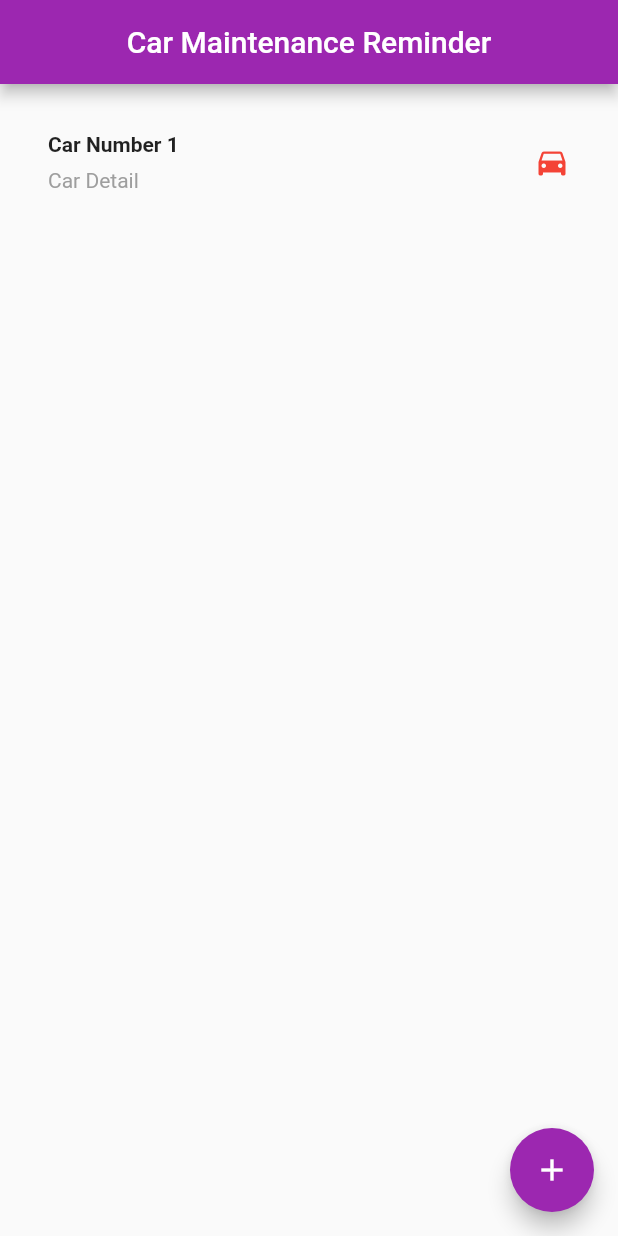
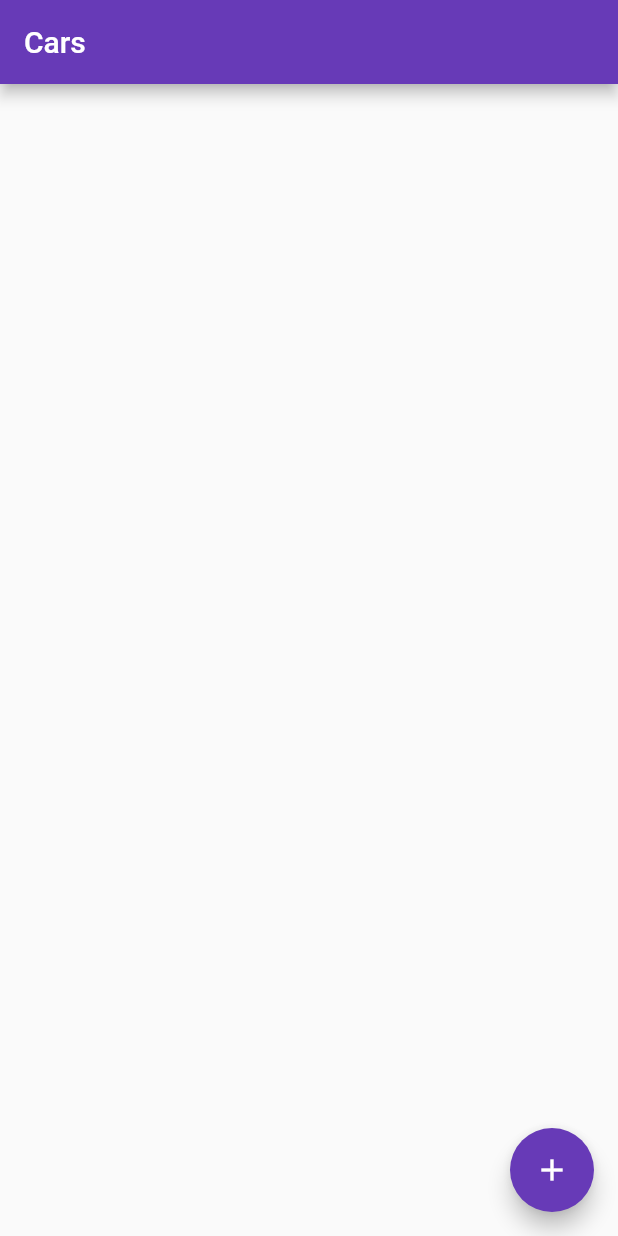
Before and after one commit to aSilverSoul/CarMaintenanceMinder, a Flutter app: the screen it shows after launch, after a tap on the "add" icon, on a phone screen of 412 x 824 dp. Run offline on Flutter 3.47's test engine with Material 2 defaults, Android fonts, the phone set to English and light mode, and no system bars.

Commit message:
actual UI structure

```diff
--- a/maintenance_reminder_app/lib/main.dart
+++ b/maintenance_reminder_app/lib/main.dart
@@ -1,67 +1,23 @@
 import 'package:flutter/material.dart';
+import 'screens/note_list.dart';
+//import 'package:flutter_app/screens/note_detail.dart';
 
-void main() => runApp(MyApp());
+void main() {
+  runApp(MyApp());
+}
 
 class MyApp extends StatelessWidget {
+
   @override
   Widget build(BuildContext context) {
+
     return MaterialApp(
-      title: 'Car Maintenance Reminder',
+      title: 'NoteKeeper',
+      debugShowCheckedModeBanner: false,
       theme: ThemeData(
-        primarySwatch: Colors.purple,
+          primarySwatch: Colors.deepPurple
       ),
-      home: Scaffold(
-        appBar: AppBar(
-          title: Text('Car Maintenance Reminder'),
-          centerTitle: true,
-        ),
-        body: Column(
-          children: <Widget>[carList],
-        ),
-          floatingActionButton: FloatingActionButton(
-            onPressed: () {
-              //where we add the code for adding a car
-              //move to second page here
-       },
-        child: Icon(Icons.add),
-      ),
-      ),
+      home: NoteList(), //name of list used change to cars soon
     );
   }
-
-  Widget carList = Container(
-    padding: const EdgeInsets.all(32),
-    child: Row(
-      children: [
-        Expanded(
-          /*1*/
-          child: Column(
-            crossAxisAlignment: CrossAxisAlignment.start,
-            children: [
-              /*2*/
-              Container(
-                padding: const EdgeInsets.only(bottom: 8),
-                child: Text(
-                  'Car Number 1',
-                  style: TextStyle(
-                    fontWeight: FontWeight.bold,
-                  ),
-                ),
-              ),
-              Text(
-                'Car Detail',
-                style: TextStyle(
-                  color: Colors.grey[500],
-                ),
-              ),
-            ],
-          ),
-        ),
-        /*3*/
-        Icon(
-          Icons.directions_car,
-          color: Colors.red[500],
-        ),
-       ],
-    ),
-  );}
+}
--- /dev/null
+++ b/maintenance_reminder_app/lib/screens/note_list.dart
@@ -0,0 +1,58 @@
+import 'package:flutter/material.dart';
+
+class NoteList extends StatefulWidget{
+  @override
+  State<StatefulWidget> createState(){
+
+    return NoteListState();
+  }
+}
+
+class NoteListState extends State<NoteList>{
+  int count = 0;
+  @override
+  Widget build(BuildContext context) {
+    return Scaffold(
+      appBar: AppBar(
+        title: Text('Cars'),
+      ),
+      body: getNoteListView(),
+      floatingActionButton: FloatingActionButton(
+        onPressed: (){
+          debugPrint('FAB CLICKED');
+        },
+
+        tooltip: 'Add Note',
+        child: Icon(Icons.add),
+
+      ),
+    );
+  }
+
+  ListView getNoteListView(){
+    TextStyle titleStyle = Theme.of(context).textTheme.subhead;
+
+    return ListView.builder(
+        itemCount: count,
+      itemBuilder: (BuildContext context, int position){
+        return Card(
+         color: Colors.white,
+          elevation: 2.0,
+          child: ListTile(
+            leading: CircleAvatar(
+              backgroundColor: Colors.yellow,
+              child: Icon(Icons.keyboard_arrow_right),
+            ),
+            title: Text('Dummy Title', style: titleStyle,),
+            subtitle: Text('Dummy Date'),
+            trailing: Icon(Icons.delete,color: Colors.grey,),
+
+            onTap: () {
+              debugPrint("list tile tapped");
+            }
+          ),
+        );
+      },
+    );
+  }
+}
```
Also changed, not shown: maintenance_reminder_app/lib/screens/note_detail.dart (added).
